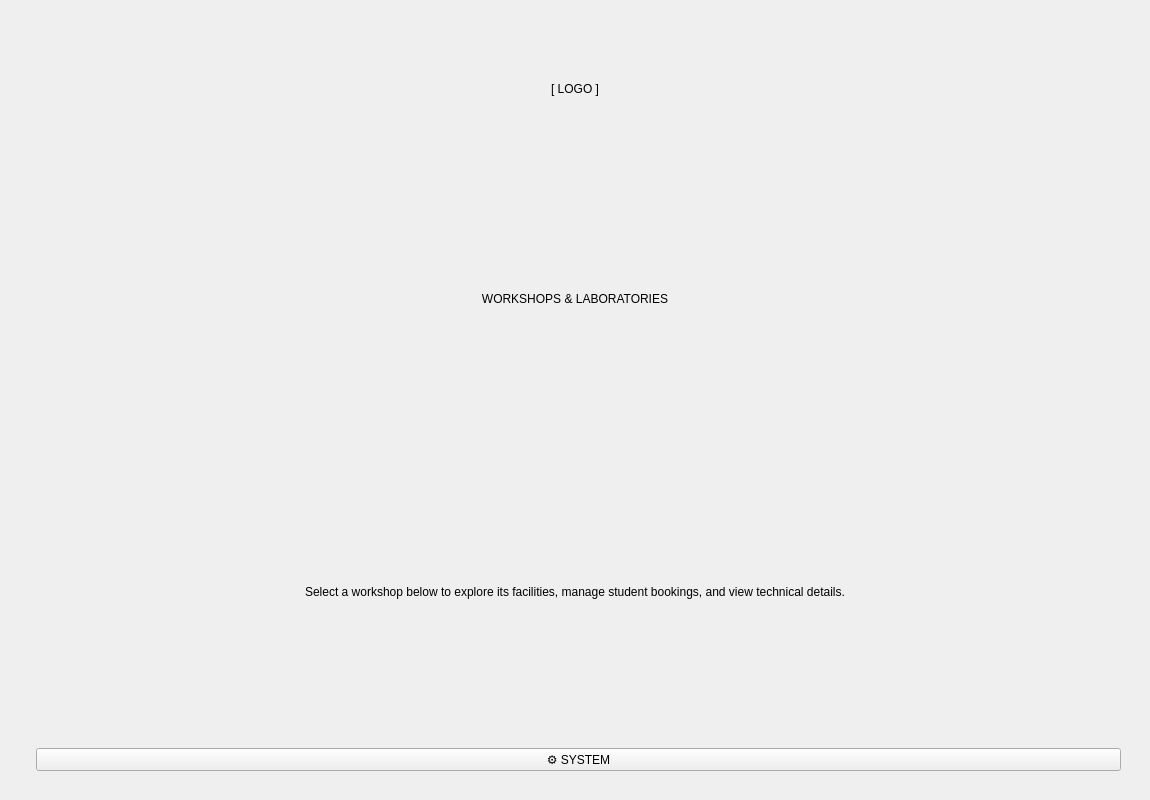
PPAS-Rashmika/SYNCLAB-Centralized-Workshop-Laboratory-Allocation-Platform, file mainwindow.ui: the form before one commit.
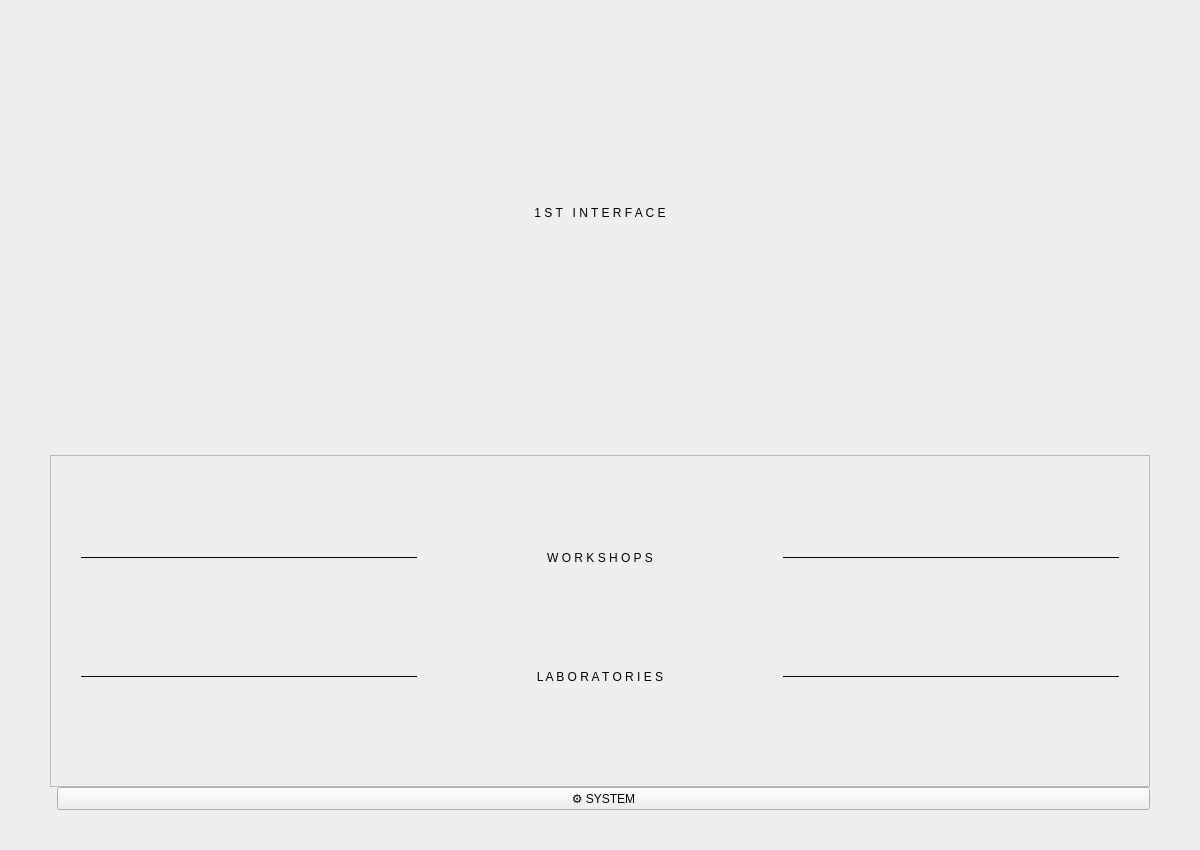
The form after the commit. Custom widgets are drawn as their Qt base class.

```diff
--- a/mainwindow.ui
+++ b/mainwindow.ui
@@ -6,8 +6,8 @@
    <rect>
     <x>0</x>
     <y>0</y>
-    <width>1150</width>
-    <height>800</height>
+    <width>1200</width>
+    <height>850</height>
    </rect>
   </property>
   <property name="windowTitle">
@@ -15,64 +15,114 @@
   </property>
   <widget class="QWidget" name="centralwidget">
    <layout class="QVBoxLayout" name="verticalLayout">
+    <property name="spacing"><number>0</number></property>
+    <property name="leftMargin"><number>0</number></property>
+    <property name="topMargin"><number>0</number></property>
+    <property name="rightMargin"><number>0</number></property>
+    <property name="bottomMargin"><number>0</number></property>
     <item>
      <widget class="QStackedWidget" name="stackedWidget">
-      <property name="currentIndex">
-       <number>0</number>
-      </property>
+      <property name="currentIndex"><number>0</number></property>
       <widget class="QWidget" name="page1">
-       <layout class="QVBoxLayout" name="verticalLayout_2">
-        <property name="leftMargin"><number>20</number></property>
-        <property name="topMargin"><number>20</number></property>
-        <property name="rightMargin"><number>20</number></property>
-        <property name="bottomMargin"><number>20</number></property>
+       <layout class="QVBoxLayout" name="verticalLayout_page1">
+        <property name="spacing"><number>0</number></property>
+        <property name="leftMargin"><number>0</number></property>
+        <property name="topMargin"><number>0</number></property>
+        <property name="rightMargin"><number>0</number></property>
+        <property name="bottomMargin"><number>0</number></property>
         <item>
-         <layout class="QHBoxLayout" name="horizontalLayout_logo">
+         <widget class="QLabel" name="bannerLabel">
+          <property name="text"><string>1 S T   I N T E R F A C E</string></property>
+          <property name="alignment"><set>Qt::AlignCenter</set></property>
+         </widget>
+        </item>
           <item>
-           <spacer name="horizontalSpacer_logo_left">
-            <property name="orientation"><enum>Qt::Horizontal</enum></property>
-           </spacer>
+         <layout class="QVBoxLayout" name="glassWrapperLayout">
+          <property name="leftMargin"><number>50</number></property>
+          <property name="topMargin"><number>30</number></property>
+          <property name="rightMargin"><number>50</number></property>
+          <property name="bottomMargin"><number>40</number></property>
+          <item>
+           <widget class="QFrame" name="glassPanel">
+            <property name="frameShape"><enum>QFrame::StyledPanel</enum></property>
+            <property name="frameShadow"><enum>QFrame::Raised</enum></property>
+            <layout class="QVBoxLayout" name="verticalLayout_content">
+             <property name="spacing"><number>20</number></property>
+             <property name="leftMargin"><number>30</number></property>
+             <property name="topMargin"><number>30</number></property>
+             <property name="rightMargin"><number>30</number></property>
+             <property name="bottomMargin"><number>30</number></property>
+             <item>
+              <layout class="QHBoxLayout" name="horizontalLayout_wHeader">
+               <property name="spacing"><number>15</number></property>
+               <item>
+                <widget class="QFrame" name="line_w1">
+                 <property name="frameShape"><enum>QFrame::HLine</enum></property>
+                 <property name="frameShadow"><enum>QFrame::Plain</enum></property>
+                </widget>
           </item>
           <item>
-           <widget class="QLabel" name="logoLabel">
-            <property name="minimumSize">
-             <size><width>120</width><height>120</height></size>
-            </property>
-            <property name="maximumSize">
-             <size><width>120</width><height>120</height></size>
-            </property>
-            <property name="text"><string>[ LOGO ]</string></property>
+                <widget class="QLabel" name="label_workshops">
+                 <property name="text"><string>W O R K S H O P S</string></property>
             <property name="alignment"><set>Qt::AlignCenter</set></property>
            </widget>
           </item>
           <item>
-           <spacer name="horizontalSpacer_logo_right">
-            <property name="orientation"><enum>Qt::Horizontal</enum></property>
-           </spacer>
+                <widget class="QFrame" name="line_w2">
+                 <property name="frameShape"><enum>QFrame::HLine</enum></property>
+                 <property name="frameShadow"><enum>QFrame::Plain</enum></property>
+                </widget>
           </item>
          </layout>
         </item>
         <item>
-         <widget class="QLabel" name="headerLabel">
-          <property name="text"><string>WORKSHOPS &amp; LABORATORIES</string></property>
-          <property name="alignment"><set>Qt::AlignCenter</set></property>
+              <layout class="QHBoxLayout" name="workshopsLayout">
+               <property name="spacing"><number>20</number></property>
+              </layout>
+             </item>
+             <item>
+              <spacer name="verticalSpacer_mid1">
+               <property name="orientation"><enum>Qt::Vertical</enum></property>
+               <property name="sizeType"><enum>QSizePolicy::Fixed</enum></property>
+               <property name="sizeHint"><size><width>20</width><height>20</height></size></property>
+              </spacer>
+             </item>
+             <item>
+              <layout class="QHBoxLayout" name="horizontalLayout_lHeader">
+               <property name="spacing"><number>15</number></property>
+               <item>
+                <widget class="QFrame" name="line_l1">
+                 <property name="frameShape"><enum>QFrame::HLine</enum></property>
+                 <property name="frameShadow"><enum>QFrame::Plain</enum></property>
          </widget>
         </item>
         <item>
-         <widget class="QLabel" name="subHeaderLabel">
-          <property name="text"><string>Select a workshop below to explore its facilities, manage student bookings, and view technical details.</string></property>
+                <widget class="QLabel" name="label_labs">
+                 <property name="text"><string>L A B O R A T O R I E S</string></property>
           <property name="alignment"><set>Qt::AlignCenter</set></property>
          </widget>
         </item>
         <item>
-         <layout class="QGridLayout" name="gridLayout">
-          <property name="spacing"><number>25</number></property>
+                <widget class="QFrame" name="line_l2">
+                 <property name="frameShape"><enum>QFrame::HLine</enum></property>
+                 <property name="frameShadow"><enum>QFrame::Plain</enum></property>
+                </widget>
+               </item>
          </layout>
         </item>
         <item>
-         <spacer name="verticalSpacer">
+              <layout class="QHBoxLayout" name="labsLayout">
+               <property name="spacing"><number>20</number></property>
+              </layout>
+             </item>
+             <item>
+              <spacer name="verticalSpacer_bottom">
           <property name="orientation"><enum>Qt::Vertical</enum></property>
-         </spacer>
+               <property name="sizeType"><enum>QSizePolicy::Expanding</enum></property>
+              </spacer>
+             </item>
+            </layout>
+           </widget>
         </item>
         <item>
          <layout class="QHBoxLayout" name="bottomBarLayout">
@@ -90,7 +140,11 @@
          </layout>
         </item>
        </layout>
+        </item>
+       </layout>
       </widget>
+      
+      <!-- PAGE 2 (Student Info UI) remains the same as before -->
       <widget class="QWidget" name="page2">
        <layout class="QGridLayout" name="gridLayout_2">
         <property name="horizontalSpacing"><number>30</number></property>
@@ -114,9 +168,7 @@
              </widget>
             </item>
             <item>
-             <spacer name="horizontalSpacer">
-              <property name="orientation"><enum>Qt::Horizontal</enum></property>
-             </spacer>
+             <spacer name="horizontalSpacer"><property name="orientation"><enum>Qt::Horizontal</enum></property></spacer>
             </item>
            </layout>
           </item>
@@ -130,39 +182,21 @@
              <property name="bottomMargin"><number>15</number></property>
              <item>
               <widget class="QLabel" name="selectedImgLabel">
-               <property name="minimumSize">
-                <size><width>120</width><height>90</height></size>
-               </property>
-               <property name="maximumSize">
-                <size><width>120</width><height>90</height></size>
-               </property>
+               <property name="minimumSize"><size><width>120</width><height>90</height></size></property>
+               <property name="maximumSize"><size><width>120</width><height>90</height></size></property>
                <property name="alignment"><set>Qt::AlignCenter</set></property>
               </widget>
              </item>
              <item>
               <layout class="QVBoxLayout" name="verticalLayout_text">
-               <item>
-                <widget class="QLabel" name="selectedNameLabel">
-                 <property name="text"><string>Name</string></property>
-                </widget>
-               </item>
-               <item>
-                <widget class="QLabel" name="selectedDescLabel">
-                 <property name="text"><string>Desc</string></property>
-                 <property name="wordWrap"><bool>true</bool></property>
-                 <property name="alignment"><set>Qt::AlignLeading|Qt::AlignLeft|Qt::AlignTop</set></property>
-                </widget>
-               </item>
+               <item><widget class="QLabel" name="selectedNameLabel"><property name="text"><string>Name</string></property></widget></item>
+               <item><widget class="QLabel" name="selectedDescLabel"><property name="text"><string>Desc</string></property><property name="wordWrap"><bool>true</bool></property><property name="alignment"><set>Qt::AlignLeading|Qt::AlignLeft|Qt::AlignTop</set></property></widget></item>
               </layout>
              </item>
             </layout>
            </widget>
           </item>
-          <item>
-           <spacer name="verticalSpacer_info">
-            <property name="orientation"><enum>Qt::Vertical</enum></property>
-           </spacer>
-          </item>
+          <item><spacer name="verticalSpacer_info"><property name="orientation"><enum>Qt::Vertical</enum></property></spacer></item>
          </layout>
         </item>
         <item row="0" column="1">
@@ -208,7 +242,7 @@
            </layout>
           </item>
           <item><widget class="QLabel" name="label_5"><property name="text"><string>TIME SLOTS</string></property></widget></item>
-          <item><widget class="QComboBox" name="timeSlotInput"></widget></item>
+          <item><widget class="QComboBox" name="timeSlotInput"/></item>
          </layout>
         </item>
         <item row="2" column="1">
```
Lines whose indentation alone changed are shown as unchanged.
